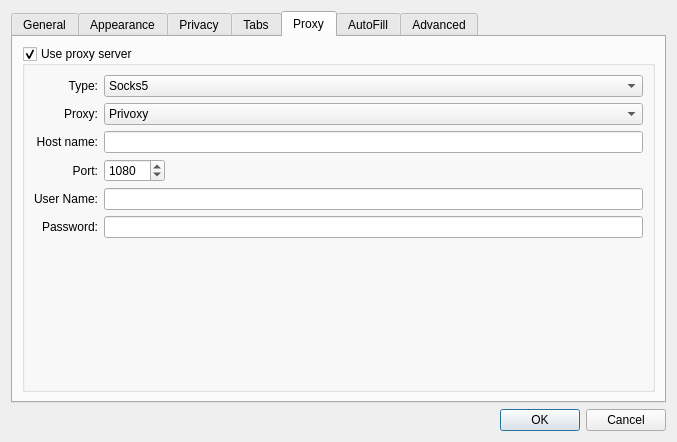
bingal/torora, file src/settings.ui: the form before one commit.
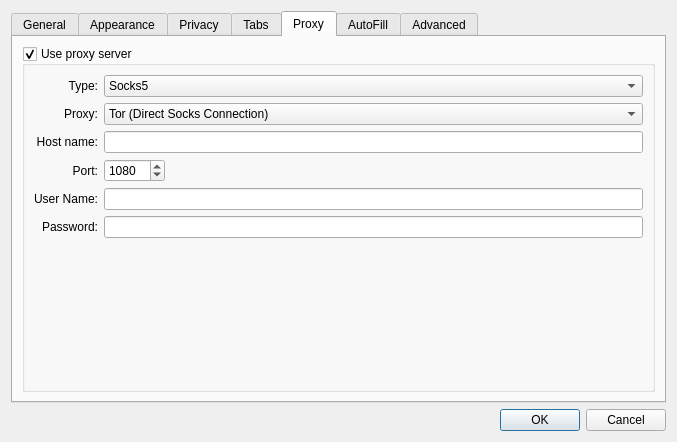
The form after the commit. The open tabs and pages were chosen to show the change.

Commit message:
Use Tor as a SOCKS proxy
Don't use polipo or privoxy by default, just connect
directly to Tor. This protects against misconfigure
polipo/privoxy installations. And Torora should be
doing all the application-level sanitization anyway.

The edit to the form file:
```diff
--- a/src/settings.ui
+++ b/src/settings.ui
@@ -817,7 +817,12 @@
           <item row="1" column="1" colspan="2" >
            <widget class="QComboBox" name="proxyName" >
             <item>
-             <property name="text" >
+             <property name="text">
+              <string>Tor (Direct Socks Connection)</string>
+             </property>
+            </item>
+            <item>
+             <property name="text">
               <string>Privoxy</string>
              </property>
             </item>
```
Left out of the diff: 471 changed lines with no effect on the pictures. The commit also changes 3 other files.
